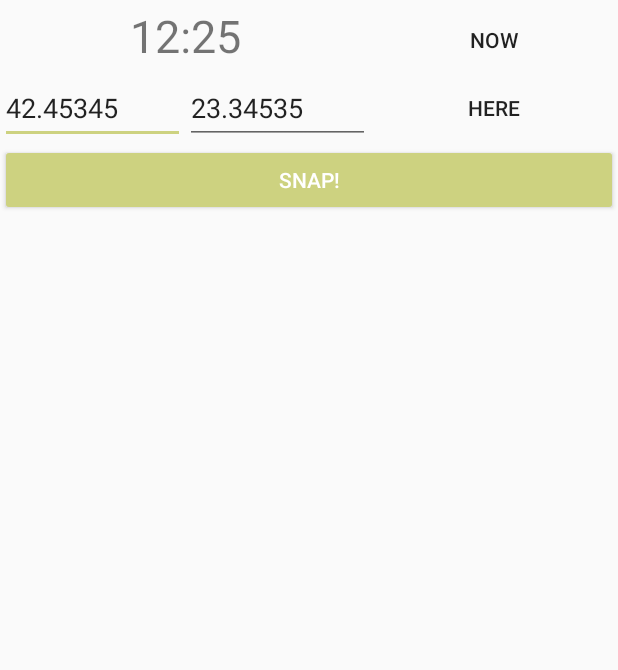
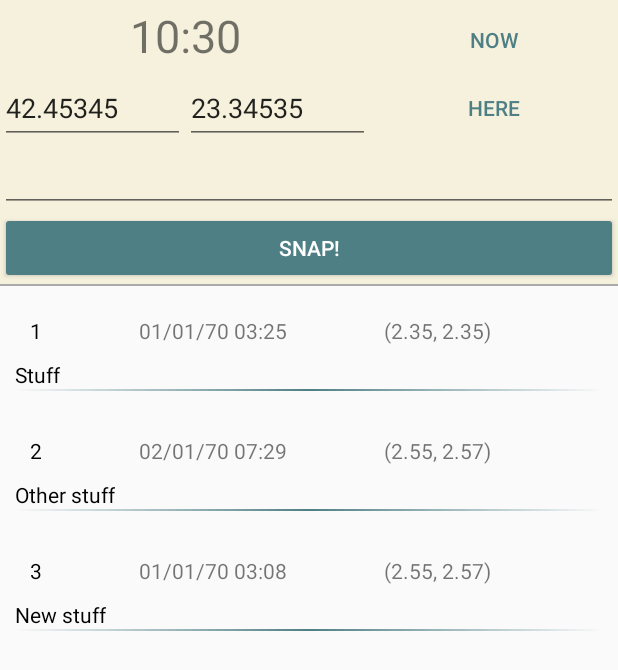
Before and after one commit to dexterlb/nadir, an Android app: the RollActivity screen opened directly, with no data from a screen before it, on a phone screen of 412 x 824 dp. Shown: the top 670 px of the screen. Run offline under Robolectric (Android 15) with nearby library versions, the phone set to English and light mode, and no system bars.

Commit message:
Add reset time

```diff
--- a/Android/Nadir/app/src/main/java/org/qtrp/nadir/Activity/RollActivity.java
+++ b/Android/Nadir/app/src/main/java/org/qtrp/nadir/Activity/RollActivity.java
@@ -2,33 +2,45 @@ package org.qtrp.nadir.Activity;
 
 import android.content.Intent;
 import android.os.Bundle;
-import android.support.design.widget.FloatingActionButton;
 import android.support.v7.app.AppCompatActivity;
 import android.support.v7.widget.DefaultItemAnimator;
 import android.support.v7.widget.LinearLayoutManager;
 import android.support.v7.widget.RecyclerView;
 import android.util.Log;
+import android.view.View;
+import android.widget.Button;
+import android.widget.EditText;
+import android.widget.TextView;
 
 import org.qtrp.nadir.CustomViews.ContextMenuRecyclerView;
 import org.qtrp.nadir.CustomViews.PhotoAdapter;
 import org.qtrp.nadir.Database.FilmRollDbHelper;
 import org.qtrp.nadir.Database.Photo;
 import org.qtrp.nadir.R;
+import org.w3c.dom.Text;
 
+import java.text.SimpleDateFormat;
+import java.util.Calendar;
 import java.util.List;
 
 public class RollActivity extends AppCompatActivity {
 
-    private FloatingActionButton addButton;
+    private Button addPhotoButton, resetLocationButton, resetTimeButton;
+    private EditText longituteEt, latitudeEt, descriptionEt;
+    private TextView timeTv;
     private ContextMenuRecyclerView photoList;
     private FilmRollDbHelper filmRollDbHelper;
     private Long roll_id;
     private PhotoAdapter adapter;
 
+    Calendar cal = Calendar.getInstance();
+    SimpleDateFormat sdf = new SimpleDateFormat("HH:mm");
+
+
     @Override
     protected void onCreate(Bundle savedInstanceState) {
         super.onCreate(savedInstanceState);
-        setContentView(R.layout.activity_roll_activity);
+        setContentView(R.layout.activity_roll);
 
         Intent intent = getIntent();
         roll_id = intent.getLongExtra("roll_id", -1);
@@ -38,12 +50,27 @@ public class RollActivity extends AppCompatActivity {
         loadUtils();
         bindWidgets();
         setDatasets();
+        setListeners();
+
+        dummyData();
 
     }
 
+    private void dummyData() {
+        adapter.addOne(new Photo(null, roll_id, 2.34534, 2.345345, 12324l, "Stuff"));
+        adapter.addOne(new Photo(null, roll_id, 2.54644, 2.5677847845, 113346l, "Other stuff"));
+        adapter.addOne(new Photo(null, roll_id, 2.54644, 2.5677847845, 11314l, "New stuff"));
+        adapter.notifyDataSetChanged();
+    }
+
     private void bindWidgets() {
-        //settingsButton = (FloatingActionButton) findViewById(R.id.settingsButton);
-        //addButton = (FloatingActionButton) findViewById(R.id.addPhotoButton);
+        addPhotoButton = (Button) findViewById(R.id.addPhotoButton);
+        resetLocationButton = (Button) findViewById(R.id.resetLocationButton);
+        resetTimeButton = (Button) findViewById(R.id.resetTimeButton);
+        longituteEt = (EditText) findViewById(R.id.longtitudeEditText);
+        latitudeEt = (EditText) findViewById(R.id.latitudeEditText);
+        descriptionEt = (EditText) findViewById(R.id.addDescriptionEditText);
+        timeTv = (TextView) findViewById(R.id.photoTimeTextView);
         photoList = (ContextMenuRecyclerView) findViewById(R.id.photoList);
     }
 
@@ -61,6 +88,28 @@ public class RollActivity extends AppCompatActivity {
 
         adapter = new PhotoAdapter(listItems);
         photoList.setAdapter(adapter);
+
+        setTime();
+    }
+
+    private void setListeners() {
+        resetTimeButton.setOnClickListener(new View.OnClickListener() {
+            @Override
+            public void onClick(View view) {
+                setTime();
+            }
+        });
+
+
+
+    }
+
+    private String getTime(){
+        return sdf.format(cal.getTime());
+    }
+
+    private void setTime(){
+        timeTv.setText(getTime());
     }
 
     @Override
--- a/Android/Nadir/app/src/main/java/org/qtrp/nadir/CustomViews/PhotoAdapter.java
+++ b/Android/Nadir/app/src/main/java/org/qtrp/nadir/CustomViews/PhotoAdapter.java
@@ -37,8 +37,8 @@ public class PhotoAdapter extends RecyclerView.Adapter<PhotoAdapter.MyViewHolder
             super(view);
             number = (TextView) view.findViewById(R.id.tv_number);
             location = (TextView) view.findViewById(R.id.tv_location);
-            description = (TextView) view.findViewById(R.id.tv_photo_timestamp);
-            timestamp = (TextView) view.findViewById(R.id.tv_description);
+            description = (TextView) view.findViewById(R.id.tv_description);
+            timestamp = (TextView) view.findViewById(R.id.tv_photo_timestamp);
         }
 
         @Override
@@ -57,7 +57,7 @@ public class PhotoAdapter extends RecyclerView.Adapter<PhotoAdapter.MyViewHolder
     @Override
     public MyViewHolder onCreateViewHolder(ViewGroup parent, int viewType) {
         View itemView = LayoutInflater.from(parent.getContext())
-                .inflate(R.layout.roll_item, parent, false);
+                .inflate(R.layout.photo_item, parent, false);
 
         return new MyViewHolder(itemView);
     }
@@ -79,7 +79,7 @@ public class PhotoAdapter extends RecyclerView.Adapter<PhotoAdapter.MyViewHolder
         String location = "(" + formatter.format(latitude) + ", " + formatter.format(longtitude) + ")";
 
         holder.description.setText(description);
-        holder.number.setText(String.valueOf(position));
+        holder.number.setText(String.valueOf(position + 1));
         holder.timestamp.setText(pretty_date);
         holder.location.setText(location);
 
@@ -103,4 +103,9 @@ public class PhotoAdapter extends RecyclerView.Adapter<PhotoAdapter.MyViewHolder
     public void addAll(Collection<? extends Photo> photos) {
         photoList.addAll(photos);
     }
+
+    public void addOne(Photo photo) {
+        photoList.add(photo);
+    }
+
 }
--- /dev/null
+++ b/Android/Nadir/app/src/main/res/drawable/list_separator.xml
@@ -0,0 +1,10 @@
+<?xml version="1.0" encoding="utf-8"?>
+<shape xmlns:android="http://schemas.android.com/apk/res/android" >
+
+    <gradient
+        android:angle="180"
+        android:startColor="#00000000"
+        android:centerColor= "@color/colorAccent"
+        android:endColor="#00000000"/>
+
+</shape>
--- a/Android/Nadir/app/src/main/res/layout/activity_roll_activity.xml
+++ b/Android/Nadir/app/src/main/res/layout/activity_roll.xml
@@ -11,6 +11,12 @@
         layout="@layout/content_roll_activity" />
 
     <LinearLayout
+        android:focusable="true"
+        android:focusableInTouchMode="true"
+        android:layout_width="0px"
+        android:layout_height="0px"/>
+
+    <LinearLayout
         android:layout_width="match_parent"
         android:layout_height="match_parent"
         android:orientation="vertical"
@@ -18,9 +24,9 @@
 
         <LinearLayout
             android:layout_width="match_parent"
-            android:layout_height="0dp"
+            android:background="@color/backgroundColour"
+            android:layout_height="wrap_content"
             android:orientation="vertical"
-            android:layout_weight="0.4"
             >
 
             <LinearLayout
@@ -41,7 +47,7 @@
                     android:id="@+id/resetTimeButton"
                     android:layout_width="0dp"
                     android:text="Now"
-                    style="?android:attr/borderlessButtonStyle"
+                    style="@style/Widget.AppCompat.Button.Borderless.Colored"
                     android:layout_weight="0.4"
                     android:layout_height="wrap_content" />
 
@@ -77,11 +83,16 @@
                     android:id="@+id/resetLocationButton"
                     android:layout_width="0dp"
                     android:text="Here"
-                    style="?android:attr/borderlessButtonStyle"
+                    style="@style/Widget.AppCompat.Button.Borderless.Colored"
                     android:layout_weight="0.4"
                     android:layout_height="wrap_content" />
 
             </LinearLayout>
+
+            <EditText
+                android:id="@+id/addDescriptionEditText"
+                android:layout_width="match_parent"
+                android:layout_height="wrap_content" />
 
             <Button
                 android:id="@+id/addPhotoButton"
@@ -89,15 +100,18 @@
                 android:layout_width="match_parent"
                 android:layout_height="wrap_content"
                 android:text="Snap!" />
+        </LinearLayout>
 
-
-        </LinearLayout>
+        <View
+            android:layout_width="match_parent"
+            android:layout_height="1dp"
+            android:background="@android:color/darker_gray"/>
 
         <org.qtrp.nadir.CustomViews.ContextMenuRecyclerView
             android:id="@+id/photoList"
+            android:divider="@drawable/list_separator"
             android:layout_width="match_parent"
             android:layout_height="wrap_content"
-            android:layout_weight="0.6"
             />
     </LinearLayout>
 </android.support.design.widget.CoordinatorLayout>
--- a/Android/Nadir/app/src/main/res/layout/content_roll_activity.xml
+++ b/Android/Nadir/app/src/main/res/layout/content_roll_activity.xml
@@ -6,6 +6,6 @@
     android:layout_height="match_parent"
     app:layout_behavior="@string/appbar_scrolling_view_behavior"
     tools:context="org.qtrp.nadir.Activity.RollActivity"
-    tools:showIn="@layout/activity_roll_activity">
+    tools:showIn="@layout/activity_roll">
 
 </android.support.constraint.ConstraintLayout>
--- a/Android/Nadir/app/src/main/res/layout/photo_item.xml
+++ b/Android/Nadir/app/src/main/res/layout/photo_item.xml
@@ -56,4 +56,10 @@
         android:layout_weight="1"
         android:textColor="@android:color/black" />
 
+    <View
+        android:id="@+id/divider"
+        android:layout_width="match_parent"
+        android:layout_height="1dp"
+        android:background="@drawable/list_separator"/>
+
 </LinearLayout>
--- a/Android/Nadir/app/src/main/res/values/colors.xml
+++ b/Android/Nadir/app/src/main/res/values/colors.xml
@@ -2,5 +2,7 @@
 <resources>
     <color name="colorPrimary">#3F51B5</color>
     <color name="colorPrimaryDark">#303F9F</color>
-    <color name="colorAccent">#cdd280</color>
+    <color name="colorAccent">#4e7f84</color>
+    <color name="backgroundColour">#f5f1dd</color>
+    <color name="buttonColour">#d6d3c3</color>
 </resources>
```
